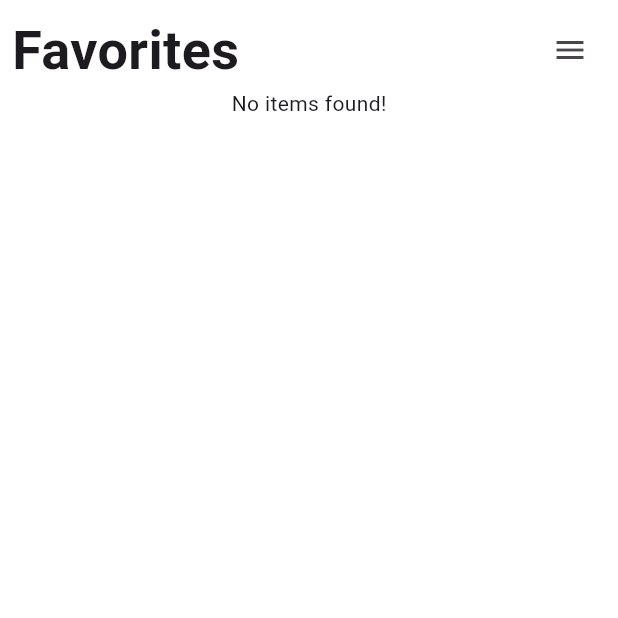
After one commit to kirushanth05/recipes_app, a Flutter app: the FavoritesScreen screen opened directly, on a phone screen of 412 x 824 dp, the top half of it. The commit adds this screen. Run offline on Flutter 3.47's test engine with Material 3 defaults, Android fonts, the phone set to English and light mode, and no system bars; our stand-ins replace gap.

Commit message:
session 24 (#3)
* minor changes.

* added two more functions for easier navigation.

* duration will now be shown only if the duration for the recipe is specified.

* favorite screen added to show all the favorite food items.

* functionality to navigate to the favorites screen has been added.

* add to favorites functionality has been implemented.

```diff
--- a/lib/components/custom_drawer.dart
+++ b/lib/components/custom_drawer.dart
@@ -1,5 +1,6 @@
 import 'package:flutter/material.dart';
 
+import 'package:recipe_app/routes/router_functions.dart';
 import 'package:recipe_app/screens/home_screen.dart';
 
 class CustomDrawer extends StatelessWidget {
@@ -10,6 +11,7 @@ class CustomDrawer extends StatelessWidget {
   @override
   Widget build(BuildContext context) {
     return Drawer(
+      backgroundColor: Colors.white,
       child: ListView(
         children: [
           ListTile(
@@ -25,7 +27,9 @@ class CustomDrawer extends StatelessWidget {
           ListTile(
             leading: const Icon(Icons.star),
             title: const Text('Favorites'),
-            onTap: () {},
+            onTap: () {
+              navigateToFavorites(context);
+            },
           ),
         ],
       ),
--- a/lib/data/sample_categories.dart
+++ b/lib/data/sample_categories.dart
@@ -11,6 +11,7 @@ final List<FoodCategory> foodCategories = [
       Food(
         name: 'Noodles',
         procedure: ['Boil water', 'Boil noodles', 'Add sauce', 'Serve hot'],
+        duration: 2,
         imageUrl:
             'https://bebraveandbloom.com/wp-content/uploads/2022/04/chinese-lo-mein-noodles-recipe-tasty-1.jpg',
         description:
@@ -265,7 +266,10 @@ final List<FoodCategory> foodCategories = [
     availableRecipe: [
       Food(
           name: 'Paella',
-          procedure: ['Cook rice with saffron', 'Add seafood and chicken']),
+          duration: 10,
+          procedure: ['Cook rice with saffron', 'Add seafood and chicken'],
+          description:
+              'Paella is a Spanish rice dish originally from Valencia. It is one of the best-known dishes in Spanish cuisine. For this reason, many non-Spaniards view it as Spain\'s national dish, but Spaniards almost unanimously consider it to be a dish from the Valencian region. The dish is widely regarded as Spain\'s national dish, as well as a regional Valencian dish; Valencians regard paella as one of their identifying symbols.'),
       Food(
           name: 'Gazpacho',
           procedure: ['Blend tomatoes and peppers', 'Serve chilled']),
--- a/lib/models/food.dart
+++ b/lib/models/food.dart
@@ -2,6 +2,7 @@ class Food {
   final String name;
   final String? description;
   final String? imageUrl;
+  bool isFavorite;
 
   /// steps to produce the meal
   final List<String> procedure;
@@ -15,5 +16,6 @@ class Food {
     required this.procedure,
     this.description,
     this.imageUrl,
+    this.isFavorite = false,
   });
 }
--- /dev/null
+++ b/lib/screens/favorites_screen.dart
@@ -0,0 +1,93 @@
+import 'package:flutter/material.dart';
+import 'package:gap/gap.dart';
+import 'package:recipe_app/components/custom_drawer.dart';
+import 'package:recipe_app/components/custom_grid.dart';
+import 'package:recipe_app/components/recipe_card.dart';
+import 'package:recipe_app/models/food.dart';
+import 'package:recipe_app/data/sample_categories.dart';
+import 'package:recipe_app/routes/router_functions.dart';
+import 'package:recipe_app/screens/recipe_details.dart';
+
+class FavoritesScreen extends StatefulWidget {
+  const FavoritesScreen({super.key});
+
+  @override
+  State<FavoritesScreen> createState() => _FavoritesScreenState();
+}
+
+class _FavoritesScreenState extends State<FavoritesScreen> {
+  @override
+  Widget build(BuildContext context) {
+    return Scaffold(
+      backgroundColor: Colors.white,
+      drawer: CustomDrawer(),
+      body: SafeArea(
+          child: Padding(
+        padding: const EdgeInsets.all(8.0),
+        child: Column(
+          children: [
+            // title and the menu icon
+            Row(
+              mainAxisAlignment: MainAxisAlignment.spaceBetween,
+              crossAxisAlignment: CrossAxisAlignment.center,
+              children: [
+                const Text(
+                  'Favorites',
+                  style: TextStyle(fontSize: 36, fontWeight: FontWeight.w700),
+                ),
+                const Gap(8),
+                Builder(
+                  builder: (context) => IconButton(
+                    onPressed: () {
+                      Scaffold.of(context).openDrawer();
+                    },
+                    icon: const Icon(Icons.menu),
+                  ),
+                ),
+              ],
+            ),
+
+            // list of favorite recipes
+            CustomGrid(
+              child: (food) => RecipeCard(
+                food: food,
+                onTap: () {
+                  Navigator.push(
+                    context,
+                    MaterialPageRoute(
+                      builder: (context) => RecipeDetails(
+                        recipe: food,
+                        onAddFavorites: () {
+                          setState(() {});
+                        },
+                      ),
+                    ),
+                  );
+                },
+              ),
+              items: getFavorites(),
+            ),
+          ],
+        ),
+      )),
+    );
+  }
+
+  List<Food> getFavorites() {
+    List<Food> favoriteRecipes = [];
+
+    for (var category in foodCategories) {
+      // if the category has no available recipes, or if it is null, skip it
+      if (category.availableRecipe == null ||
+          category.availableRecipe!.isEmpty) {
+        continue;
+      }
+
+      for (var recipe in category.availableRecipe!) {
+        if (recipe.isFavorite) favoriteRecipes.add(recipe);
+      }
+    }
+
+    return favoriteRecipes;
+  }
+}
```
Also changed, not shown: lib/components/recipe_card.dart (+8 -7 lines), lib/routes/router_functions.dart (+22 -1 lines), lib/screens/recipe_details.dart (+115 -11 lines).
